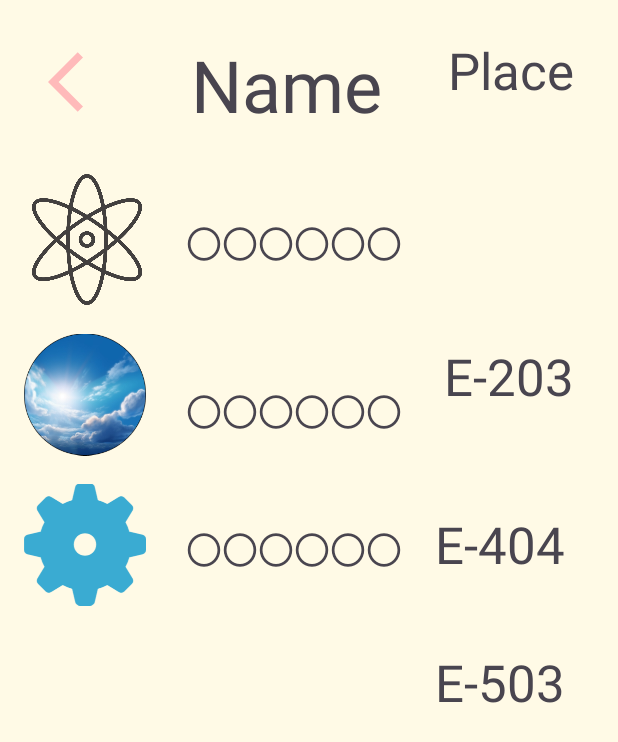
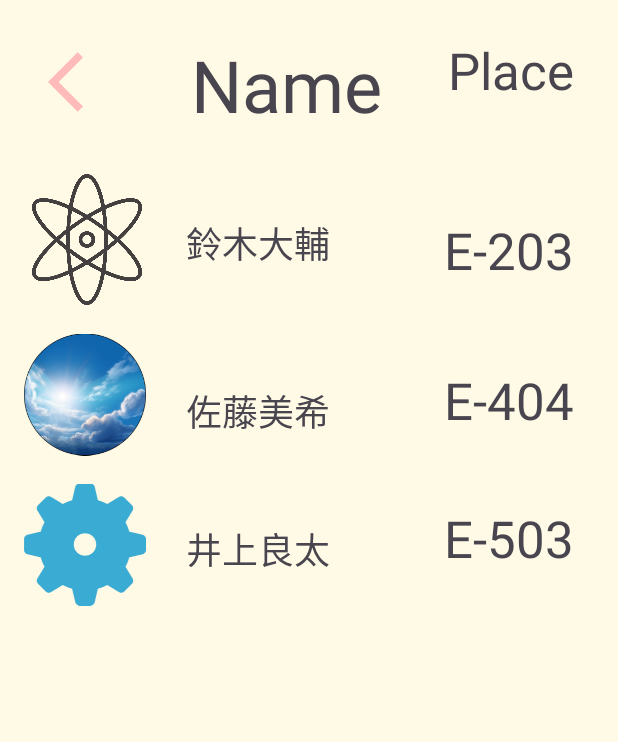
Before and after one commit to takumi284/Huck-U, an Android app: the activity_icon screen opened directly, with no data from a screen before it, on a phone screen of 412 x 824 dp. Shown: the top 742 px of the screen. Run offline under Robolectric (Android 15) with nearby library versions, the phone set to English and light mode, and no system bars.

Commit message:
activity_iconの調整

```diff
--- a/app/src/main/res/layout/activity_icon.xml
+++ b/app/src/main/res/layout/activity_icon.xml
@@ -11,23 +11,34 @@
         android:id="@+id/textView2"
         android:layout_width="98dp"
         android:layout_height="52dp"
-        android:layout_marginEnd="24dp"
-        android:layout_marginBottom="432dp"
+        android:layout_marginStart="296dp"
+        android:layout_marginTop="336dp"
+        android:text="E-503"
+        android:textSize="34sp"
+        app:layout_constraintStart_toStartOf="parent"
+        app:layout_constraintTop_toTopOf="parent" />
+
+    <TextView
+        android:id="@+id/textView5"
+        android:layout_width="98dp"
+        android:layout_height="52dp"
+        android:layout_marginStart="296dp"
+        android:layout_marginTop="244dp"
         android:text="E-404"
         android:textSize="34sp"
-        app:layout_constraintBottom_toBottomOf="parent"
-        app:layout_constraintEnd_toEndOf="parent" />
+        app:layout_constraintStart_toStartOf="parent"
+        app:layout_constraintTop_toTopOf="parent" />
 
     <TextView
-        android:id="@+id/textView6"
+        android:id="@+id/textView10"
         android:layout_width="98dp"
         android:layout_height="52dp"
-        android:layout_marginEnd="24dp"
-        android:layout_marginBottom="340dp"
-        android:text="E-503"
+        android:layout_marginStart="296dp"
+        android:layout_marginTop="144dp"
+        android:text="E-203"
         android:textSize="34sp"
-        app:layout_constraintBottom_toBottomOf="parent"
-        app:layout_constraintEnd_toEndOf="parent" />
+        app:layout_constraintStart_toStartOf="parent"
+        app:layout_constraintTop_toTopOf="parent" />
 
     <TextView
         android:id="@+id/textView"
@@ -35,7 +46,7 @@
         android:layout_height="wrap_content"
         android:layout_marginStart="124dp"
         android:layout_marginTop="256dp"
-        android:text="〇〇〇〇〇〇"
+        android:text="佐藤美希"
         android:textSize="24sp"
         app:layout_constraintStart_toStartOf="parent"
         app:layout_constraintTop_toTopOf="parent" />
@@ -46,7 +57,7 @@
         android:layout_height="wrap_content"
         android:layout_marginStart="124dp"
         android:layout_marginTop="348dp"
-        android:text="〇〇〇〇〇〇"
+        android:text="井上良太"
         android:textSize="24sp"
         app:layout_constraintStart_toStartOf="parent"
         app:layout_constraintTop_toTopOf="parent" />
@@ -72,23 +83,12 @@
         app:srcCompat="@drawable/icon_gear" />
 
     <TextView
-        android:id="@+id/textView5"
-        android:layout_width="92dp"
-        android:layout_height="56dp"
-        android:layout_marginEnd="24dp"
-        android:layout_marginBottom="540dp"
-        android:text="E-203"
-        android:textSize="34sp"
-        app:layout_constraintBottom_toBottomOf="parent"
-        app:layout_constraintEnd_toEndOf="parent" />
-
-    <TextView
         android:id="@+id/textView8"
         android:layout_width="wrap_content"
         android:layout_height="wrap_content"
         android:layout_marginStart="124dp"
         android:layout_marginTop="144dp"
-        android:text="〇〇〇〇〇〇"
+        android:text="鈴木大輔"
         android:textSize="24sp"
         app:layout_constraintStart_toStartOf="parent"
         app:layout_constraintTop_toTopOf="parent" />
```
Also changed, not shown: app/src/main/res/layout/activity_icon2.xml (+8 -8 lines), app/src/main/res/layout/activity_icon_e.xml (+25 -24 lines).
